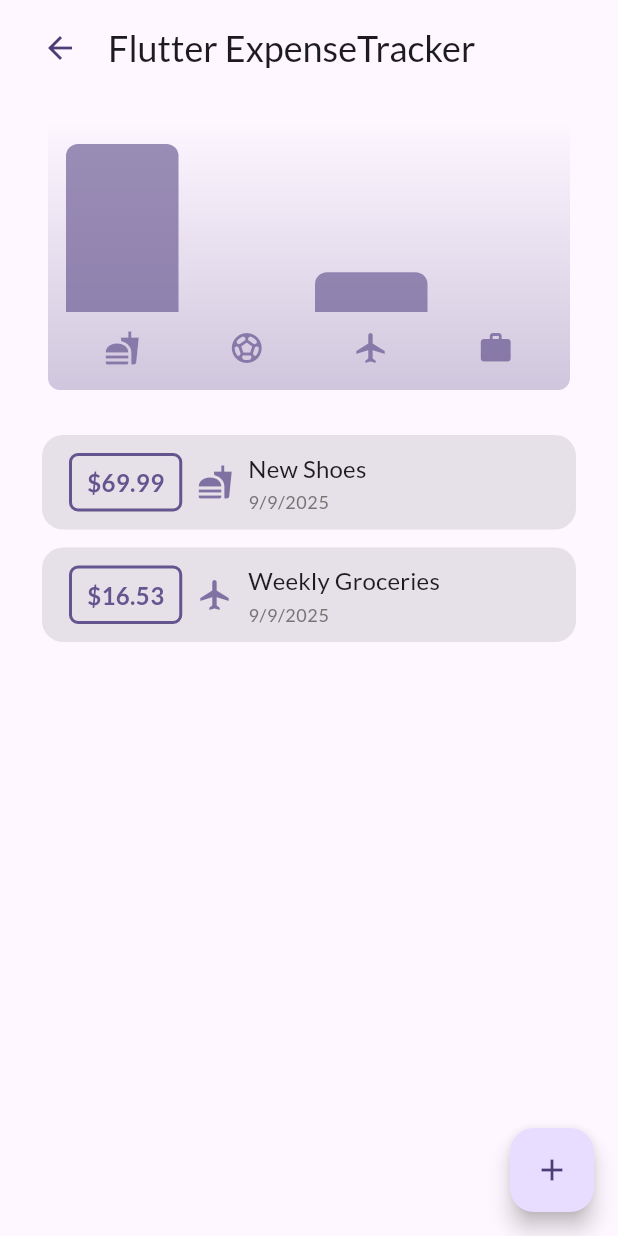
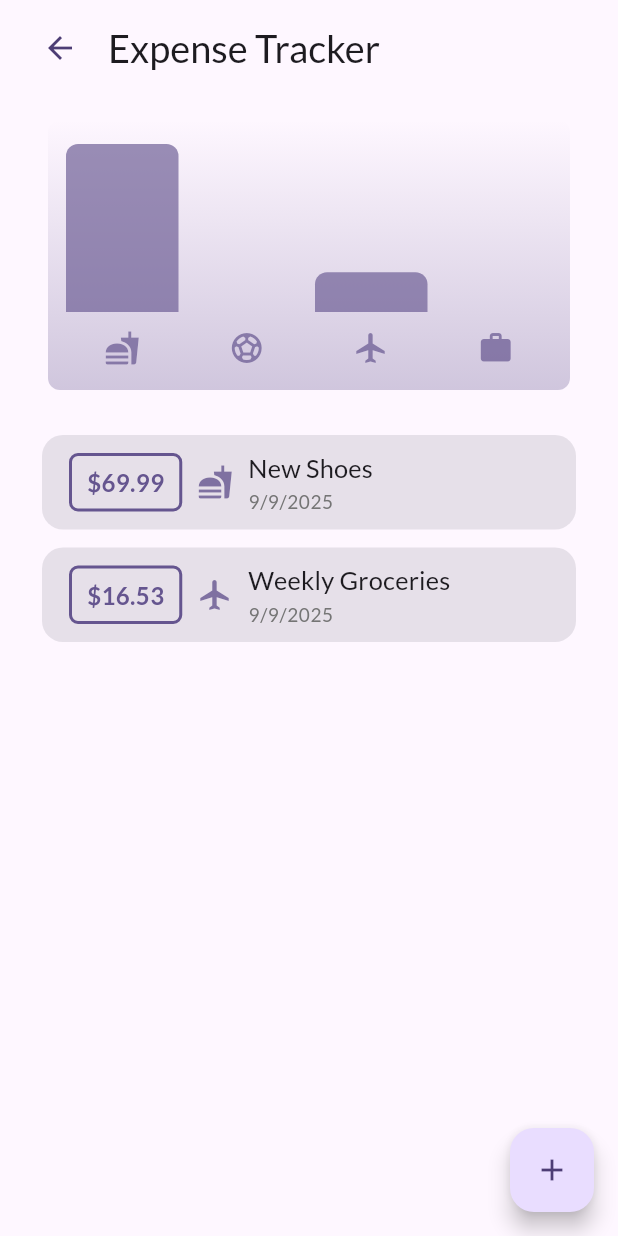
Before and after one commit to binodcoder/portfolio, a Flutter app: the Expenses screen opened directly, on a phone screen of 412 x 824 dp. Run offline on Flutter 3.47's test engine with Material 3 defaults, Android fonts, the phone set to English and light mode, and no system bars; our stand-ins replace flutter_riverpod, font_awesome_flutter, google_fonts, shared_preferences, transparent_image, youtube_player_flutter and 1 more; accounts and stored records are empty.

Commit message:
some changes on text scaling and responsive layout

```diff
--- a/lib/core/theme/app_theme.dart
+++ b/lib/core/theme/app_theme.dart
@@ -36,6 +36,7 @@ final lightTheme = ThemeData(useMaterial3: true).copyWith(
       shape: RoundedRectangleBorder(borderRadius: BorderRadius.circular(10)),
     ),
   ),
+  // Base typography; final sizes are responsively scaled in MaterialApp.builder
   textTheme: GoogleFonts.latoTextTheme(),
   iconTheme: const IconThemeData().copyWith(
     color: kColorScheme.onPrimaryContainer,
@@ -52,6 +53,8 @@ final lightTheme = ThemeData(useMaterial3: true).copyWith(
 final darkTheme =
     ThemeData(brightness: Brightness.dark, useMaterial3: true).copyWith(
   colorScheme: kDarkColorScheme,
+  // Keep typography consistent across themes; scaled in MaterialApp.builder
+  textTheme: GoogleFonts.latoTextTheme(),
   cardTheme: CardTheme(
     color: kDarkColorScheme.surfaceContainerHighest,
     elevation: 0,
--- a/lib/features/expense_tracker/widgets/expenses.dart
+++ b/lib/features/expense_tracker/widgets/expenses.dart
@@ -121,7 +121,7 @@ class _ExpensesState extends State<Expenses> {
                           const SizedBox(width: 8),
                         ],
                         Text(
-                          'Flutter ExpenseTracker',
+                          'Expense Tracker',
                           style: Theme.of(context).textTheme.headlineSmall,
                         ),
                       ],
@@ -145,20 +145,28 @@ class _ExpensesState extends State<Expenses> {
                           Expanded(child: mainContent),
                         ],
                       )
-                    : Row(
-                        crossAxisAlignment: CrossAxisAlignment.start,
+                    : Column(
                         children: [
+                          header,
+                          const SizedBox(height: 8),
                           Expanded(
-                            child: Column(
+                            child: Row(
+                              crossAxisAlignment: CrossAxisAlignment.start,
                               children: [
-                                header,
-                                const SizedBox(height: 8),
-                                Chart(expenses: _registeredExpenses),
+                                Expanded(
+                                  child: Column(
+                                    crossAxisAlignment:
+                                        CrossAxisAlignment.stretch,
+                                    children: [
+                                      Chart(expenses: _registeredExpenses),
+                                    ],
+                                  ),
+                                ),
+                                const SizedBox(width: 16),
+                                Expanded(child: mainContent),
                               ],
                             ),
                           ),
-                          const SizedBox(width: 16),
-                          Expanded(child: mainContent),
                         ],
                       );
                 return content;
```
Also changed, not shown: lib/app/app.dart (+23 -0 lines), lib/common_widgets/styled_text.dart (+2 -8 lines).
